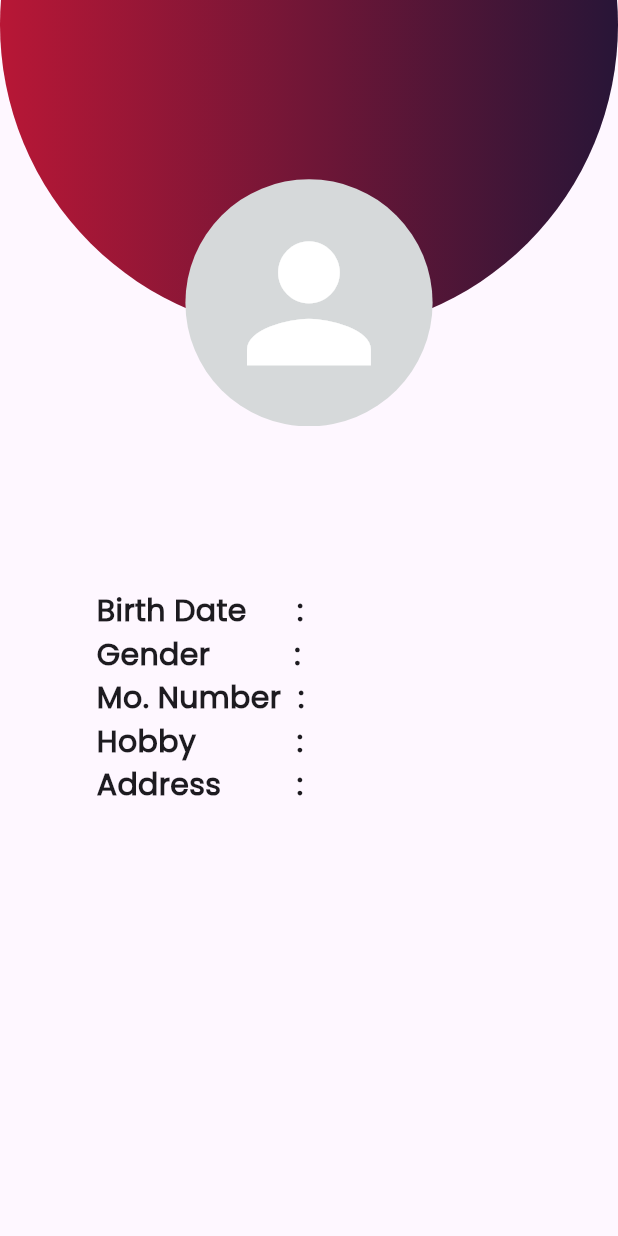
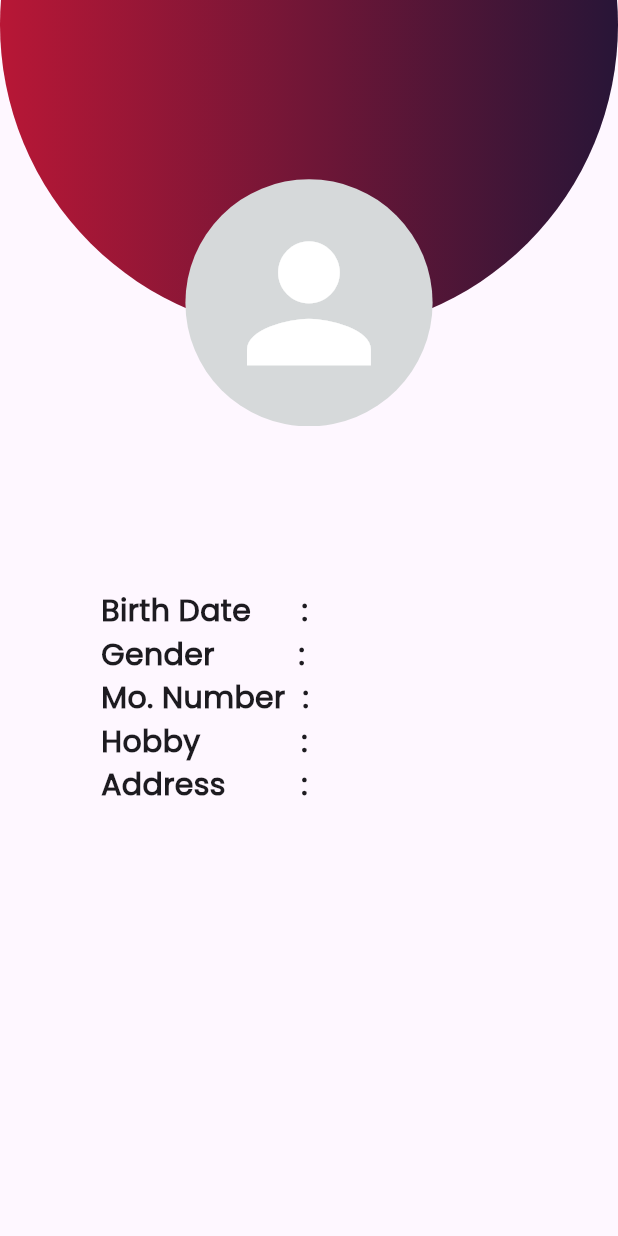
Before and after one commit to AnkitUmredkar/Resume_app_daily_task, a Flutter app: the IdCard screen opened by its route, on a phone screen of 412 x 824 dp. Run offline on Flutter 3.47's test engine with Material 3 defaults, Android fonts, the phone set to English and light mode, and no system bars; our stand-ins replace image_picker.

Commit message:
Resume App Daily Task

```diff
--- a/lib/Daily_Task/Registration_Form/ID_Card.dart
+++ b/lib/Daily_Task/Registration_Form/ID_Card.dart
@@ -73,8 +73,9 @@ class _IdCardState extends State<IdCard> {
                     fontFamily: 'poppins')),
             SizedBox(height: height * 0.04),
             Expanded(
-              child: SizedBox(
-                width: width / 1.4,
+              child: Container(
+                padding: EdgeInsets.only(left: width * 0.1),
+                width: width * 0.9,
                 child: Column(
                   children: [
                     Details(' Birth Date      :  ', dateController.text),
```
Also changed, not shown: lib/Daily_Task/Registration_Form/Registration_Form.dart (+3 -4 lines).
